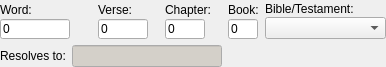
This is programs/KJVCanOpener/KJVPassageNavigator.ui in dewhisna/KingJamesPureBibleSearch as Qt 5 draws it before an edit. The edited form follows.
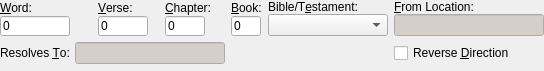
This is the edited form.

What changed in the file:
```diff
--- a/programs/KJVCanOpener/KJVPassageNavigator.ui
+++ b/programs/KJVCanOpener/KJVPassageNavigator.ui
@@ -6,21 +6,16 @@
    <rect>
     <x>0</x>
     <y>0</y>
-    <width>386</width>
-    <height>67</height>
+    <width>543</width>
+    <height>71</height>
    </rect>
   </property>
   <property name="windowTitle">
    <string>Form</string>
   </property>
-  <layout class="QGridLayout" name="gridLayout_2">
-   <property name="margin">
-    <number>0</number>
-   </property>
-   <item row="0" column="0">
     <layout class="QGridLayout" name="gridLayout">
-     <property name="spacing">
-      <number>6</number>
+   <property name="margin">
+    <number>0</number>
      </property>
      <item row="0" column="0">
       <layout class="QVBoxLayout" name="verticalLayout">
@@ -36,7 +31,10 @@
           </sizepolicy>
          </property>
          <property name="text">
-          <string>Word:</string>
+        <string>&amp;Word:</string>
+       </property>
+       <property name="buddy">
+        <cstring>editWord</cstring>
          </property>
         </widget>
        </item>
@@ -69,7 +67,10 @@
        <item>
         <widget class="QLabel" name="lblVerse">
          <property name="text">
-          <string>Verse:</string>
+        <string>&amp;Verse:</string>
+       </property>
+       <property name="buddy">
+        <cstring>editVerse</cstring>
          </property>
         </widget>
        </item>
@@ -102,7 +103,10 @@
        <item>
         <widget class="QLabel" name="lblChapter">
          <property name="text">
-          <string>Chapter:</string>
+        <string>&amp;Chapter:</string>
+       </property>
+       <property name="buddy">
+        <cstring>editChapter</cstring>
          </property>
         </widget>
        </item>
@@ -135,7 +139,10 @@
        <item>
         <widget class="QLabel" name="lblBook">
          <property name="text">
-          <string>Book:</string>
+        <string>&amp;Book:</string>
+       </property>
+       <property name="buddy">
+        <cstring>editBook</cstring>
          </property>
         </widget>
        </item>
@@ -168,7 +175,10 @@
        <item>
         <widget class="QLabel" name="lblTestament">
          <property name="text">
-          <string>Bible/Testament:</string>
+        <string>Bible/T&amp;estament:</string>
+       </property>
+       <property name="buddy">
+        <cstring>comboTestament</cstring>
          </property>
         </widget>
        </item>
@@ -187,12 +197,82 @@
        </item>
       </layout>
      </item>
+   <item row="0" column="5">
+    <layout class="QVBoxLayout" name="verticalLayout_6">
+     <property name="spacing">
+      <number>0</number>
+     </property>
+     <item>
+      <widget class="QLabel" name="lblStartRef">
+       <property name="text">
+        <string>&amp;From Location:</string>
+       </property>
+       <property name="buddy">
+        <cstring>editStartRef</cstring>
+       </property>
+      </widget>
+     </item>
+     <item>
+      <widget class="QLineEdit" name="editStartRef">
+       <property name="minimumSize">
+        <size>
+         <width>150</width>
+         <height>20</height>
+        </size>
+       </property>
+       <property name="palette">
+        <palette>
+         <active>
+          <colorrole role="Base">
+           <brush brushstyle="SolidPattern">
+            <color alpha="255">
+             <red>212</red>
+             <green>208</green>
+             <blue>201</blue>
+            </color>
+           </brush>
+          </colorrole>
+         </active>
+         <inactive>
+          <colorrole role="Base">
+           <brush brushstyle="SolidPattern">
+            <color alpha="255">
+             <red>212</red>
+             <green>208</green>
+             <blue>201</blue>
+            </color>
+           </brush>
+          </colorrole>
+         </inactive>
+         <disabled>
+          <colorrole role="Base">
+           <brush brushstyle="SolidPattern">
+            <color alpha="255">
+             <red>212</red>
+             <green>208</green>
+             <blue>200</blue>
+            </color>
+           </brush>
+          </colorrole>
+         </disabled>
+        </palette>
+       </property>
+       <property name="readOnly">
+        <bool>true</bool>
+       </property>
+      </widget>
+     </item>
+    </layout>
+   </item>
      <item row="1" column="0" colspan="3">
       <layout class="QHBoxLayout" name="horizontalLayout">
        <item>
         <widget class="QLabel" name="lblResolved">
          <property name="text">
-          <string>Resolves to:</string>
+        <string>Resolves &amp;To:</string>
+       </property>
+       <property name="buddy">
+        <cstring>editResolved</cstring>
          </property>
         </widget>
        </item>
@@ -248,8 +328,26 @@
        </item>
       </layout>
      </item>
-    </layout>
+   <item row="1" column="5">
+    <widget class="QCheckBox" name="chkboxReverse">
+     <property name="text">
+      <string>Reverse &amp;Direction</string>
+     </property>
+    </widget>
    </item>
+   <item row="2" column="1">
+    <spacer name="verticalSpacer">
+     <property name="orientation">
+      <enum>Qt::Vertical</enum>
+     </property>
+     <property name="sizeHint" stdset="0">
+      <size>
+       <width>20</width>
+       <height>0</height>
+      </size>
+     </property>
+    </spacer>
+   </item>
   </layout>
  </widget>
  <resources/>
```
Left out of the diff: 10 changed lines with no effect on the pictures. Lines whose indentation alone changed are shown as unchanged.
